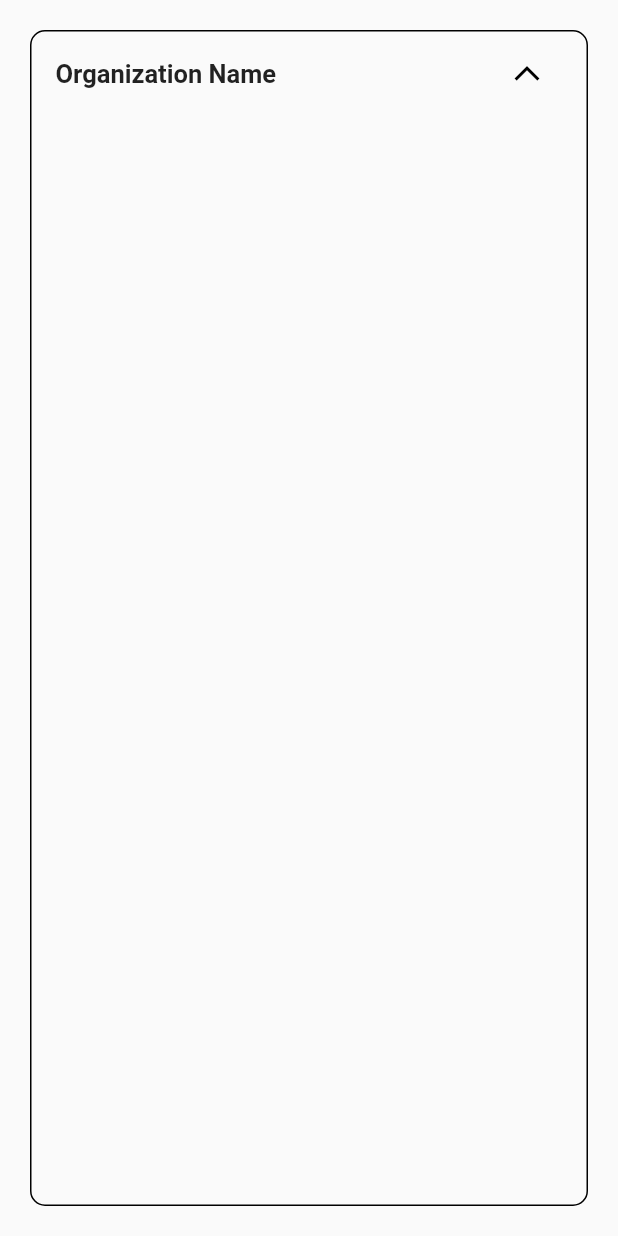
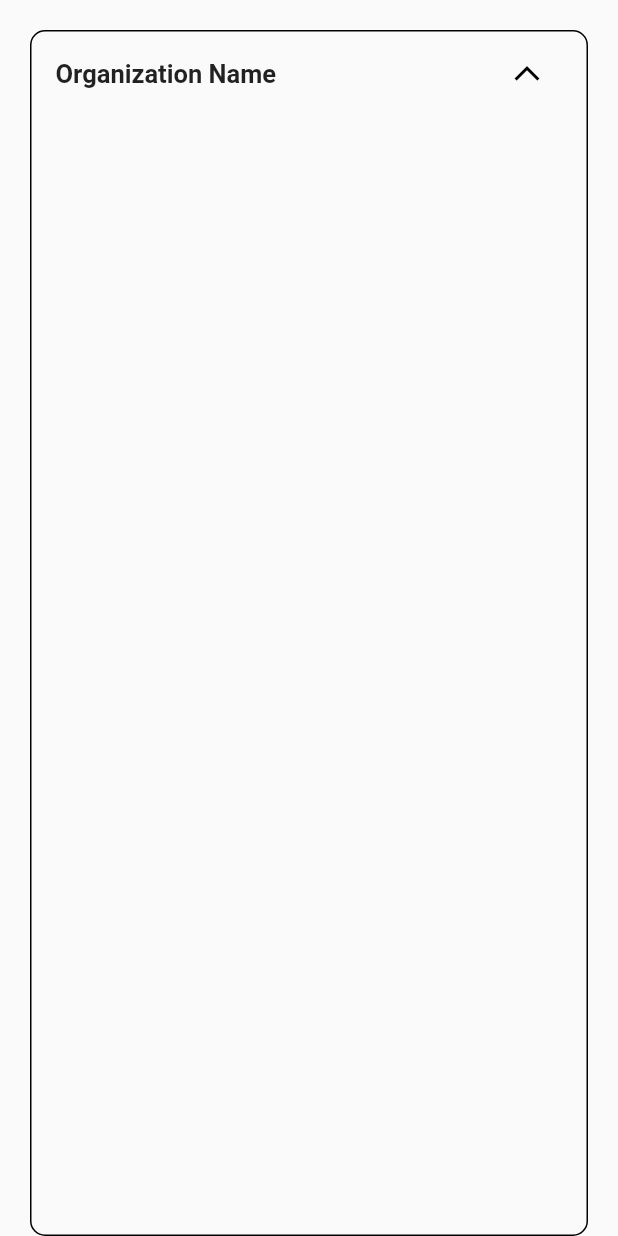
Before and after one commit to Thakkar-Khushang/Lofy-frontend, a Flutter app: the Accordion widget shown alone on an empty page, opened directly, on a phone screen of 412 x 824 dp. Run offline on Flutter 3.47's test engine with Material 2 defaults, Android fonts, the light colour scheme and no system bars; our stand-ins replace flutter_secure_storage, flutter_spinkit, shared_preferences; accounts and stored records are empty.

```diff
--- a/lib/Components/accordian.dart
+++ b/lib/Components/accordian.dart
@@ -64,7 +64,7 @@ class _AccordionState extends State<Accordion> {
       );
     }
     return Padding(
-      padding: const EdgeInsets.all(20.0),
+      padding: const EdgeInsets.only(top: 20.0, left: 20, right: 20),
       child: Container(
         decoration: BoxDecoration(
           borderRadius: BorderRadius.circular(10),
```
